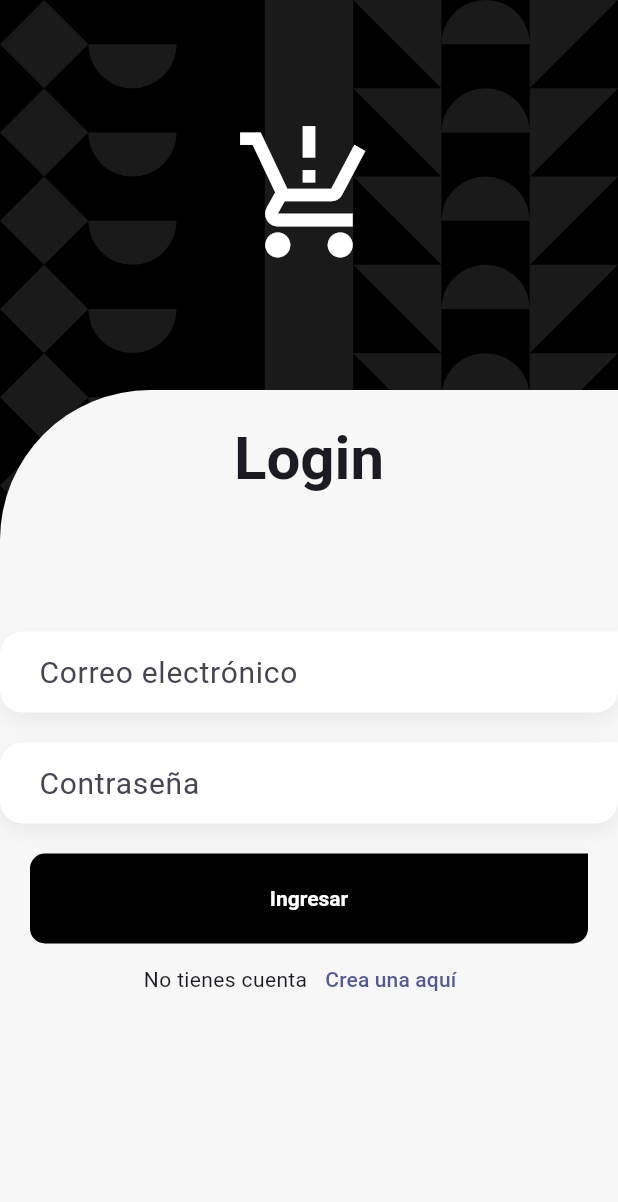
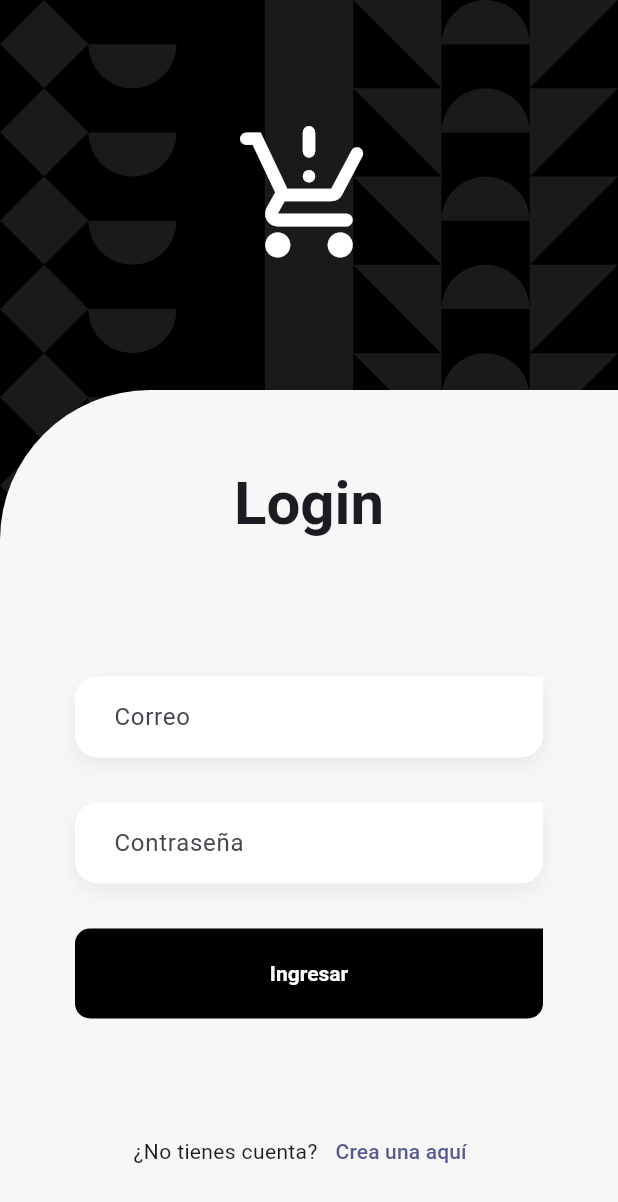
Before and after one commit to szuluaga-beep/teslo_app, a Flutter app: the screen it shows after launch, on a phone screen of 412 x 824 dp. Shown: the top 1202 px of the screen. Run offline on Flutter 3.47's test engine with Material 3 defaults, Android fonts, the phone set to English and light mode, and no system bars; our stand-ins replace go_router, google_fonts.

Commit message:
ajustando pantallas de registro y login

```diff
--- a/lib/config/router/app_router.dart
+++ b/lib/config/router/app_router.dart
@@ -11,4 +11,8 @@ final appRouter = GoRouter(initialLocation: '/login', routes: [
     path: '/products',
     builder: (context, state) => const ProductsScreen(),
   ),
+  GoRoute(
+    path: '/register',
+    builder: (context, state) => const RegisterScreen(),
+  ),
 ]);
--- a/lib/features/auth/presentation/screens/login_screen.dart
+++ b/lib/features/auth/presentation/screens/login_screen.dart
@@ -13,39 +13,34 @@ class LoginScreen extends StatelessWidget {
     return GestureDetector(
       onTap: () => FocusManager.instance.primaryFocus?.unfocus(),
       child: Scaffold(
-        // appBar: AppBar(title: const Text('Login')),
           body: GeometricalBackground(
               child: SingleChildScrollView(
         physics: const ClampingScrollPhysics(),
         child: Column(
           crossAxisAlignment: CrossAxisAlignment.center,
           children: [
-                const SizedBox(
-                  height: 80,
-                ),
+            const SizedBox(height: 80),
+            // Icon Banner
             const Icon(
-                  Icons.production_quantity_limits,
+              Icons.production_quantity_limits_rounded,
               color: Colors.white,
               size: 100,
             ),
-                const SizedBox(
-                  height: 80,
-                ),
+            const SizedBox(height: 80),
+
             Container(
+              height: size.height - 260, // 80 los dos sizebox y 100 el ícono
               width: double.infinity,
-                  // 160 de los sizedbox y 100 del icono
-                  height: size.height - 260,
               decoration: BoxDecoration(
                 color: scaffoldBackgroundColor,
-                      borderRadius: const BorderRadius.only(
-                          topLeft: Radius.circular(100))),
+                borderRadius:
+                    const BorderRadius.only(topLeft: Radius.circular(100)),
+              ),
               child: const _LoginForm(),
             )
           ],
         ),
-          ),
-        ),
-      ),
+      ))),
     );
   }
 }
@@ -55,37 +50,26 @@ class _LoginForm extends StatelessWidget {
 
   @override
   Widget build(BuildContext context) {
-    final textStyle = Theme.of(context).textTheme;
+    final textStyles = Theme.of(context).textTheme;
 
-    return Column(
+    return Padding(
+      padding: const EdgeInsets.symmetric(horizontal: 50),
+      child: Column(
         children: [
-        const SizedBox(
-          height: 20,
-        ),
-        Text(
-          'Login',
-          style: textStyle.titleLarge,
-        ),
-        const SizedBox(
-          height: 90,
-        ),
+          const SizedBox(height: 50),
+          Text('Login', style: textStyles.titleLarge),
+          const SizedBox(height: 90),
           const CustomTextForm(
-          hintText: 'Correo electrónico',
+            label: 'Correo',
             keyBoardType: TextInputType.emailAddress,
           ),
-        const SizedBox(
-          height: 20,
+          const SizedBox(height: 30),
+          const CustomTextForm(
+            label: 'Contraseña',
+            obscureText: true,
           ),
-        const CustomTextForm(
-          obscureText: true,
-          hintText: 'Contraseña',
-        ),
-        const SizedBox(
-          height: 20,
-        ),
-        Padding(
-          padding: const EdgeInsets.symmetric(horizontal: 20),
-          child: SizedBox(
+          const SizedBox(height: 30),
+          SizedBox(
               width: double.infinity,
               height: 60,
               child: CustomFilledButton(
@@ -93,16 +77,19 @@ class _LoginForm extends StatelessWidget {
                 color: Colors.black,
                 onPressed: () {},
               )),
-        ),
-
+          const Spacer(flex: 2),
           Row(
             mainAxisAlignment: MainAxisAlignment.center,
             children: [
-            const Text('No tienes cuenta'),
-            TextButton(onPressed: () => context.push('/register'), child: const Text('Crea una aquí'))
+              const Text('¿No tienes cuenta?'),
+              TextButton(
+                  onPressed: () => context.push('/register'),
+                  child: const Text('Crea una aquí'))
             ],
-        )
+          ),
+          const Spacer(flex: 1),
         ],
+      ),
     );
   }
 }
--- a/lib/features/auth/presentation/screens/screens.dart
+++ b/lib/features/auth/presentation/screens/screens.dart
@@ -1 +1,2 @@
 export 'login_screen.dart';
+export 'register_screen.dart';
```
Also changed, not shown: lib/features/auth/presentation/screens/register_screen.dart (added, +135 -0 lines). Lines whose indentation alone changed are shown as unchanged.
